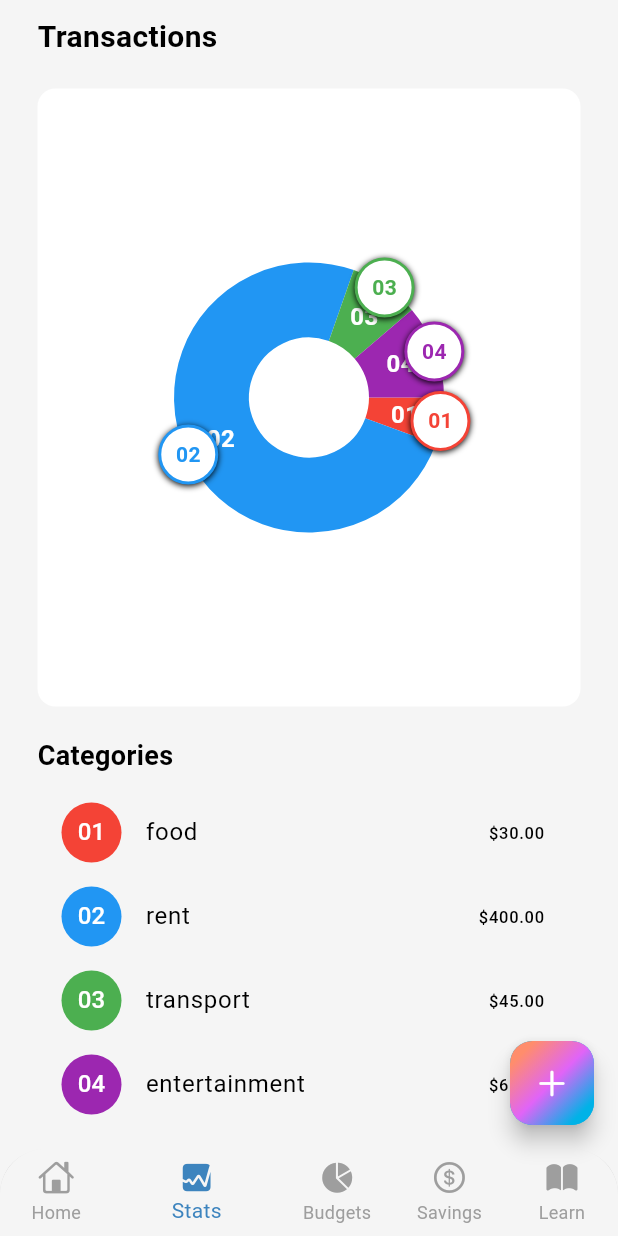
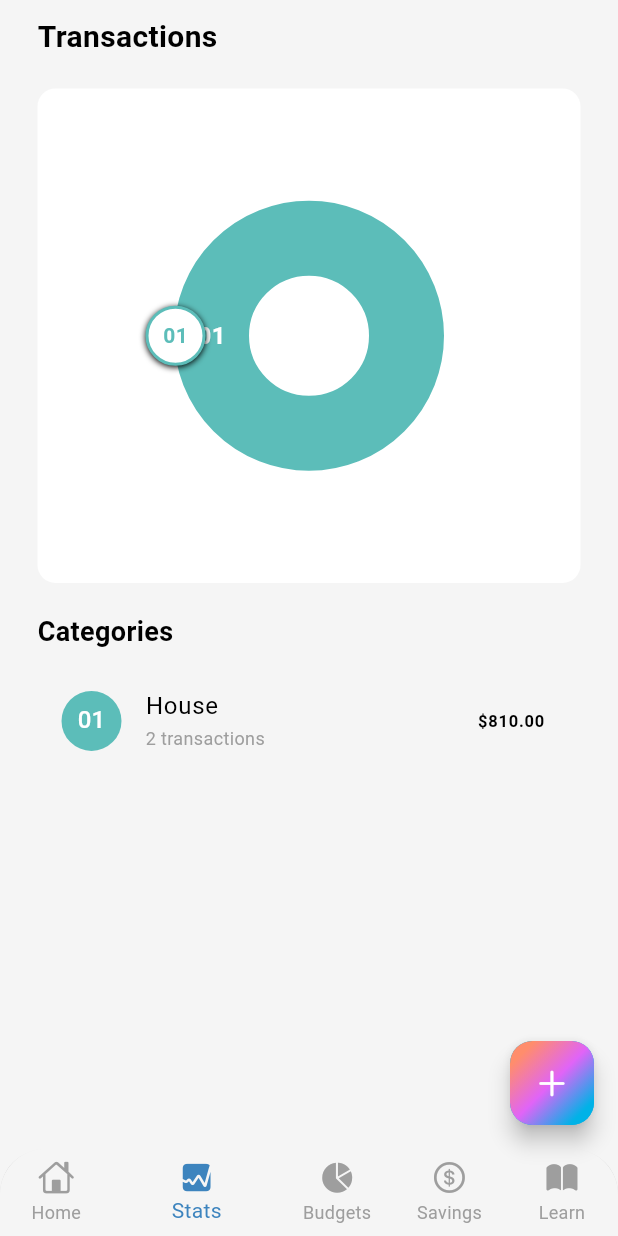
Before and after one commit to W-Nyaguthii/namer-app, a Flutter app: the screen it shows after launch, item 2 of the bottom bar chosen, on a phone screen of 412 x 824 dp. Run offline on Flutter 3.47's test engine with Material 3 defaults, Android fonts, the phone set to English and light mode, and no system bars; drawn by our look-alikes of fl_chart; our stand-ins replace bloc, cloud_firestore, equatable, firebase_core, flutter_bloc, flutter_colorpicker and 3 more; accounts and stored records are empty; statements that could not run were skipped.

Commit message:
Minor changes on stats screen

```diff
--- a/lib/main.dart
+++ b/lib/main.dart
@@ -23,7 +23,7 @@ void main() async {
           create: (context) => CreateExpenseBloc(FirebaseExpenseRepo()),
         ),
         BlocProvider(
-          create: (context) => BudgetBloc(), // Add BudgetBloc
+          create: (context) => BudgetBloc(),
         ),
         BlocProvider(
           create: (context) => SavingsBloc(),
--- a/lib/screens/home/views/main_screen.dart
+++ b/lib/screens/home/views/main_screen.dart
@@ -195,9 +195,9 @@ class _MainScreenState extends State<MainScreen> {
                 ),
 
                 //The Setting button
-                // IconButton(
-                //   onPressed: _showNameEditDialog,
-                // icon: const Icon(CupertinoIcons.settings_solid))
+                IconButton(
+                    onPressed: _showNameEditDialog,
+                    icon: const Icon(CupertinoIcons.settings_solid))
               ],
             ),
             const SizedBox(
--- a/lib/screens/stats/views/chart.dart
+++ b/lib/screens/stats/views/chart.dart
@@ -7,12 +7,14 @@ class Transaction {
   final double amount;
   final bool isExpense;
   final String date;
+  final IconData? icon;
 
   Transaction({
     required this.category,
     required this.amount,
     required this.isExpense,
     required this.date,
+    this.icon,
   });
 }
 
@@ -58,35 +60,38 @@ class _MyChartState extends State<MyChart> {
   }
 
   List<PieChartSectionData> showingSections() {
-    // Filter to only include expenses and group by category
-    final expensesByCategory = <String, double>{};
+    // Group transactions by category
+    final transactionsByCategory = <String, double>{};
 
+    // Process all transactions, both income and expenses
     for (var transaction in widget.transactions) {
-      if (transaction.isExpense) {
-        if (expensesByCategory.containsKey(transaction.category)) {
-          expensesByCategory[transaction.category] =
-              expensesByCategory[transaction.category]! + transaction.amount;
-        } else {
-          expensesByCategory[transaction.category] = transaction.amount;
-        }
+      final category = transaction.category;
+      final amount =
+          transaction.amount.abs(); // Use absolute value for chart size
+
+      if (transactionsByCategory.containsKey(category)) {
+        transactionsByCategory[category] =
+            transactionsByCategory[category]! + amount;
+      } else {
+        transactionsByCategory[category] = amount;
       }
     }
 
-    // Colors for different categories
     final colorMap = {
-      'food': Colors.red,
-      'rent': Colors.blue,
-      'transport': Colors.green,
-      'entertainment': Colors.purple,
-      'groceries': Colors.orange,
-      'utilities': Colors.teal,
-      'shopping': Colors.amber,
-      'health': Colors.pink,
+      'House': const Color(0xFF5cbdb9),
+      'Food': Colors.red,
+      'Transport': Colors.green,
+      'Entertainment': Colors.purple,
+      'Shopping': Colors.amber,
+      'Health': Colors.pink,
+      'Utilities': Colors.teal,
+      'Job': Colors.blue,
+      // Add more categories as needed
     };
 
     // Convert to list format needed for pie chart
     final data =
-        expensesByCategory.entries.toList().asMap().entries.map((entry) {
+        transactionsByCategory.entries.toList().asMap().entries.map((entry) {
       final index = entry.key;
       final category = entry.value.key;
       final amount = entry.value.value;
@@ -110,7 +115,7 @@ class _MyChartState extends State<MyChart> {
       return PieChartSectionData(
         color: data[i]['color'] as Color,
         value: data[i]['value'] as double,
-        title: '${data[i]['title']}',
+        title: data[i]['title'] as String,
         radius: radius,
         titleStyle: TextStyle(
           fontSize: fontSize,
--- a/lib/screens/stats/views/stats.dart
+++ b/lib/screens/stats/views/stats.dart
@@ -1,49 +1,61 @@
 import 'package:flutter/material.dart';
 import 'package:namer_app/screens/stats/views/chart.dart';
 
-class StatScreen extends StatelessWidget {
+class StatScreen extends StatefulWidget {
   const StatScreen({super.key});
 
-  // Sample transaction data
-  List<Transaction> getTransactions() {
-    return [
+  @override
+  State<StatScreen> createState() => _StatScreenState();
+}
+
+class _StatScreenState extends State<StatScreen> {
+  List<Transaction> transactions = [];
+  bool isLoading = true;
+
+  @override
+  void initState() {
+    super.initState();
+    _loadTransactions();
+  }
+
+  // Load transactions from your database or storage
+  Future<void> _loadTransactions() async {
+    setState(() {
+      isLoading = true;
+    });
+
+    try {
+      // Replace this with your actual transaction fetching logic
+      // For now, i used sample data that matches the home screen
+      transactions = [
         Transaction(
-        category: 'Job',
+          category: 'House',
           amount: 800.00,
-        isExpense: false,
-        date: '08/03/2025',
+          isExpense: false, // Income
+          date: '11/03/2025',
+          icon: Icons.home,
         ),
         Transaction(
-        category: 'food',
-        amount: 30.00,
-        isExpense: true,
-        date: '08/03/2025',
+          category: 'House',
+          amount: 10.00,
+          isExpense: true, // Expense
+          date: '09/03/2025',
+          icon: Icons.home,
         ),
-      Transaction(
-        category: 'rent',
-        amount: 400.00,
-        isExpense: true,
-        date: '08/02/2025',
-      ),
-      Transaction(
-        category: 'transport',
-        amount: 45.00,
-        isExpense: true,
-        date: '08/01/2025',
-      ),
-      Transaction(
-        category: 'entertainment',
-        amount: 60.00,
-        isExpense: true,
-        date: '08/01/2025',
-      ),
+        // Add more transactions if needed
       ];
+    } catch (e) {
+      // Handle any errors
+      print('Error loading transactions: $e');
+    } finally {
+      setState(() {
+        isLoading = false;
+      });
+    }
   }
 
   @override
   Widget build(BuildContext context) {
-    final transactions = getTransactions();
-
     return SafeArea(
       child: Padding(
         padding: const EdgeInsets.symmetric(horizontal: 25.0, vertical: 10),
@@ -57,18 +69,22 @@ class StatScreen extends StatelessWidget {
             const SizedBox(height: 20),
             Container(
               width: MediaQuery.of(context).size.width,
-              height: MediaQuery.of(context).size.width,
+              height: MediaQuery.of(context).size.width * 0.8,
               decoration: BoxDecoration(
                 color: Colors.white,
                 borderRadius: BorderRadius.circular(12),
               ),
-              child: Padding(
+              child: isLoading
+                  ? const Center(child: CircularProgressIndicator())
+                  : transactions.isEmpty
+                      ? const Center(child: Text('No transactions found'))
+                      : Padding(
                           padding: const EdgeInsets.all(16),
                           child: MyChart(transactions: transactions),
                         ),
             ),
 
-            // Optionally add a legend or transaction list below
+            // Categories list
             const SizedBox(height: 20),
             const Text(
               'Categories',
@@ -76,24 +92,11 @@ class StatScreen extends StatelessWidget {
             ),
             const SizedBox(height: 10),
             Expanded(
-              child: ListView.builder(
-                itemCount: transactions.where((t) => t.isExpense).length,
-                itemBuilder: (context, index) {
-                  final expensesList =
-                      transactions.where((t) => t.isExpense).toList();
-                  final transaction = expensesList[index];
-                  return ListTile(
-                    leading: CircleAvatar(
-                      backgroundColor:
-                          getColorForCategory(transaction.category),
-                      child: Text('0${index + 1}'),
-                    ),
-                    title: Text(transaction.category),
-                    trailing:
-                        Text('\$${transaction.amount.toStringAsFixed(2)}'),
-                  );
-                },
-              ),
+              child: isLoading
+                  ? const Center(child: CircularProgressIndicator())
+                  : transactions.isEmpty
+                      ? const Center(child: Text('No categories found'))
+                      : buildCategoriesList(),
             ),
           ],
         ),
@@ -101,16 +104,65 @@ class StatScreen extends StatelessWidget {
     );
   }
 
+  Widget buildCategoriesList() {
+    // Group transactions by category and calculate totals
+    final categoryTotals = <String, double>{};
+
+    for (var transaction in transactions) {
+      final category = transaction.category;
+      final amount = transaction.amount.abs();
+
+      if (categoryTotals.containsKey(category)) {
+        categoryTotals[category] = categoryTotals[category]! + amount;
+      } else {
+        categoryTotals[category] = amount;
+      }
+    }
+
+    // Convert to list and sort by amount (optional)
+    final categories = categoryTotals.entries.toList();
+    categories.sort((a, b) => b.value.compareTo(a.value));
+
+    return ListView.builder(
+      itemCount: categories.length,
+      itemBuilder: (context, index) {
+        final category = categories[index].key;
+        final amount = categories[index].value;
+
+        return ListTile(
+          leading: CircleAvatar(
+            backgroundColor: getColorForCategory(category),
+            child: Text('0${index + 1}'),
+          ),
+          title: Text(category),
+          subtitle: Text(
+            getCategoryTransactionCount(category),
+            style: TextStyle(fontSize: 12, color: Colors.grey),
+          ),
+          trailing: Text(
+            '\$${amount.toStringAsFixed(2)}',
+            style: const TextStyle(fontWeight: FontWeight.bold),
+          ),
+        );
+      },
+    );
+  }
+
+  String getCategoryTransactionCount(String category) {
+    final count = transactions.where((t) => t.category == category).length;
+    return '$count transaction${count == 1 ? '' : 's'}';
+  }
+
   Color getColorForCategory(String category) {
     final colorMap = {
-      'food': Colors.red,
-      'rent': Colors.blue,
-      'transport': Colors.green,
-      'entertainment': Colors.purple,
-      'groceries': Colors.orange,
-      'utilities': Colors.teal,
-      'shopping': Colors.amber,
-      'health': Colors.pink,
+      'House': const Color(0xFF5cbdb9),
+      'Food': Colors.red,
+      'Transport': Colors.green,
+      'Entertainment': Colors.purple,
+      'Shopping': Colors.amber,
+      'Health': Colors.pink,
+      'Utilities': Colors.teal,
+      'Job': Colors.blue,
     };
 
     return colorMap[category] ?? Colors.grey;
```
Lines whose indentation alone changed are shown as unchanged.
